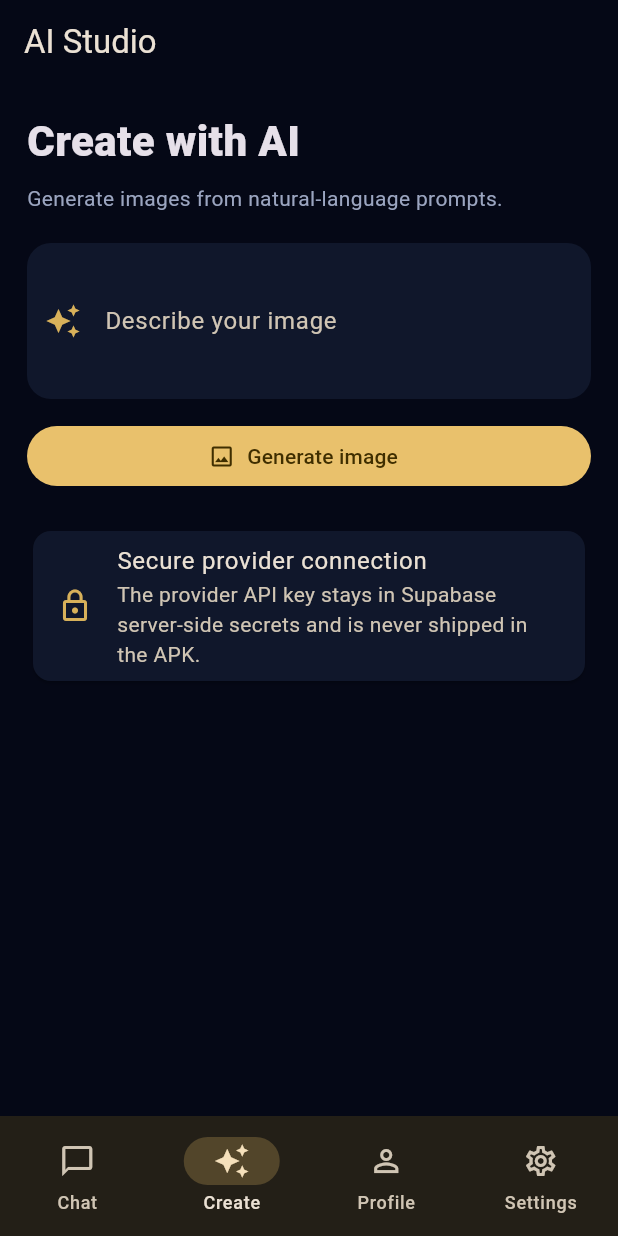
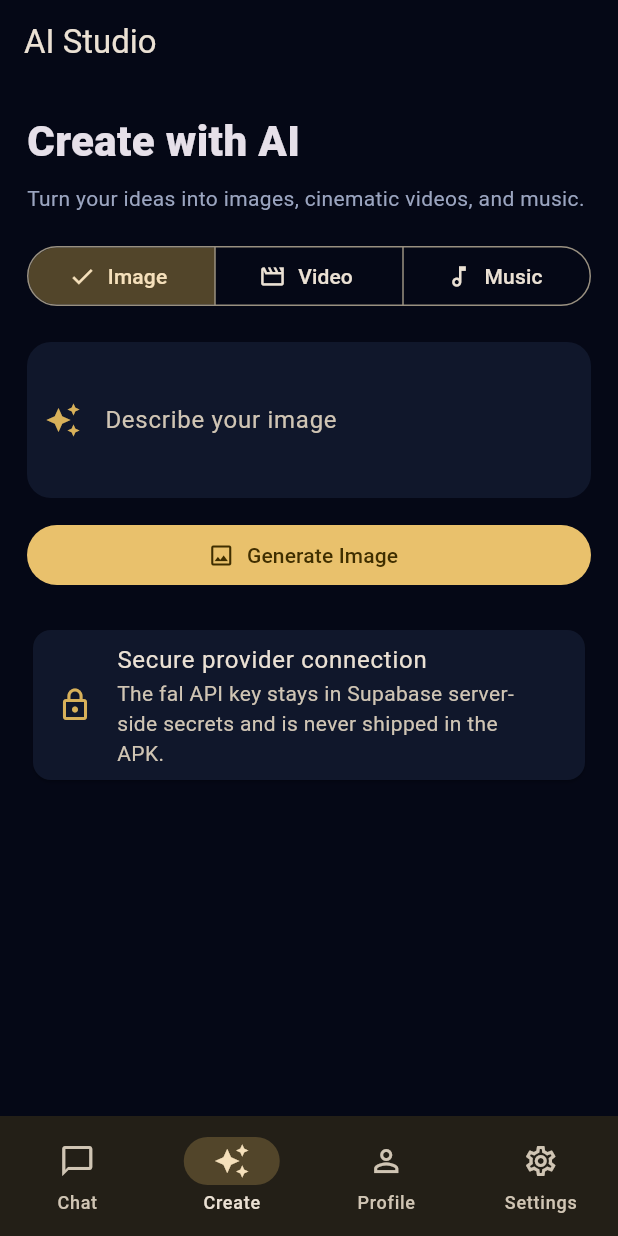
Before and after one commit to emzaro731-byte/Emmanuel-, a Flutter app: the screen it shows once a user with an empty profile is signed in, item 2 of the bottom bar chosen, on a phone screen of 412 x 824 dp. Run offline on Flutter 3.47's test engine with Material 3 defaults, Android fonts, the light colour scheme and no system bars; our stand-ins replace image_picker, shared_preferences, supabase_flutter; accounts and stored records are empty.

Commit message:
Add Destiny AI image video and music studio UI

```diff
--- a/flutter/lib/screens/media_studio_page.dart
+++ b/flutter/lib/screens/media_studio_page.dart
@@ -1,4 +1,5 @@
 import 'package:flutter/material.dart';
+import 'package:url_launcher/url_launcher.dart';
 import '../services/media_service.dart';
 
 const studioGold = Color(0xFFD8B15A);
@@ -13,23 +14,59 @@ class MediaStudioPage extends StatefulWidget {
 
 class _MediaStudioPageState extends State<MediaStudioPage> {
   final prompt = TextEditingController();
+  final lyrics = TextEditingController();
+  int tab = 0;
   bool busy = false;
-  String? imageUrl;
+  bool videoSound = false;
+  bool instrumental = false;
+  String? mediaUrl;
+  String? mediaType;
+  String? status;
+
+  String get title => const ['Image', 'Video', 'Music'][tab];
 
   Future<void> generate() async {
     final value = prompt.text.trim();
     if (value.isEmpty || busy) return;
-    setState(() => busy = true);
+
+    setState(() {
+      busy = true;
+      mediaUrl = null;
+      mediaType = null;
+      status = 'Connecting to Destiny AI...';
+    });
+
     try {
-      final data = await MediaService.generateImage(prompt: value);
-      final url = MediaService.extractImageUrl(data);
+      Map<String, dynamic> data;
+      if (tab == 0) {
+        status = 'Generating your image...';
+        data = await MediaService.generateImage(prompt: value);
+        mediaUrl = MediaService.extractImageUrl(data);
+        mediaType = 'image';
+      } else if (tab == 1) {
+        status = 'Generating your video. This can take a few minutes...';
+        data = await MediaService.generateVideo(prompt: value, sound: videoSound);
+        mediaUrl = MediaService.extractVideoUrl(data);
+        mediaType = 'video';
+      } else {
+        status = 'Composing your music...';
+        data = await MediaService.generateMusic(
+          prompt: value,
+          lyrics: lyrics.text,
+          instrumental: instrumental,
+        );
+        mediaUrl = MediaService.extractAudioUrl(data);
+        mediaType = 'music';
+      }
+
       if (!mounted) return;
-      if (url == null) {
-        throw Exception('The image provider returned no image URL.');
+      if (mediaUrl == null) {
+        throw Exception('The provider returned no $title URL.');
       }
-      setState(() => imageUrl = url);
+      setState(() => status = '$title ready');
     } catch (e) {
       if (mounted) {
+        setState(() => status = null);
         ScaffoldMessenger.of(context).showSnackBar(SnackBar(content: Text('$e')));
       }
     } finally {
@@ -37,43 +74,149 @@ class _MediaStudioPageState extends State<MediaStudioPage> {
     }
   }
 
+  Future<void> openMedia() async {
+    final url = mediaUrl;
+    if (url == null) return;
+    final ok = await launchUrl(Uri.parse(url), mode: LaunchMode.externalApplication);
+    if (!ok && mounted) {
+      ScaffoldMessenger.of(context).showSnackBar(const SnackBar(content: Text('Unable to open the generated media.')));
+    }
+  }
+
+  void changeTab(int value) {
+    if (busy) return;
+    setState(() {
+      tab = value;
+      mediaUrl = null;
+      mediaType = null;
+      status = null;
+      prompt.clear();
+      lyrics.clear();
+    });
+  }
+
   @override
   void dispose() {
     prompt.dispose();
+    lyrics.dispose();
     super.dispose();
   }
 
   @override
-  Widget build(BuildContext context) => Scaffold(
-        appBar: AppBar(title: const Text('AI Studio'), backgroundColor: Colors.transparent),
+  Widget build(BuildContext context) {
+    return Scaffold(
+      appBar: AppBar(
+        title: const Text('AI Studio'),
+        backgroundColor: Colors.transparent,
+      ),
       body: ListView(
         padding: const EdgeInsets.all(18),
         children: [
           const Text('Create with AI', style: TextStyle(fontSize: 28, fontWeight: FontWeight.w900)),
           const SizedBox(height: 8),
-            const Text('Generate images from natural-language prompts.', style: TextStyle(color: Color(0xFF9BA5C0))),
+          const Text(
+            'Turn your ideas into images, cinematic videos, and music.',
+            style: TextStyle(color: Color(0xFF9BA5C0)),
+          ),
+          const SizedBox(height: 18),
+          SegmentedButton<int>(
+            segments: const [
+              ButtonSegment(value: 0, icon: Icon(Icons.image_outlined), label: Text('Image')),
+              ButtonSegment(value: 1, icon: Icon(Icons.movie_outlined), label: Text('Video')),
+              ButtonSegment(value: 2, icon: Icon(Icons.music_note_outlined), label: Text('Music')),
+            ],
+            selected: {tab},
+            onSelectionChanged: (value) => changeTab(value.first),
+          ),
           const SizedBox(height: 20),
           TextField(
             controller: prompt,
             minLines: 3,
-              maxLines: 6,
+            maxLines: 7,
+            decoration: InputDecoration(
+              labelText: tab == 0 ? 'Describe your image' : tab == 1 ? 'Describe your video' : 'Describe your music',
+              hintText: tab == 0
+                  ? 'A cinematic futuristic city at sunset...'
+                  : tab == 1
+                      ? 'A cinematic drone shot over a futuristic Lagos skyline...'
+                      : 'Afrobeat, energetic, uplifting, modern African pop... ',
+              prefixIcon: Icon(tab == 0 ? Icons.auto_awesome : tab == 1 ? Icons.movie_creation_outlined : Icons.music_note, color: studioGold),
+            ),
+          ),
+          if (tab == 1) ...[
+            const SizedBox(height: 12),
+            SwitchListTile(
+              contentPadding: EdgeInsets.zero,
+              title: const Text('Generate native video sound'),
+              subtitle: const Text('Let the video model create matching audio.'),
+              value: videoSound,
+              onChanged: busy ? null : (value) => setState(() => videoSound = value),
+            ),
+          ],
+          if (tab == 2) ...[
+            const SizedBox(height: 12),
+            SwitchListTile(
+              contentPadding: EdgeInsets.zero,
+              title: const Text('Instrumental only'),
+              subtitle: const Text('Generate music without vocals.'),
+              value: instrumental,
+              onChanged: busy ? null : (value) => setState(() => instrumental = value),
+            ),
+            if (!instrumental) ...[
+              const SizedBox(height: 8),
+              TextField(
+                controller: lyrics,
+                minLines: 3,
+                maxLines: 8,
                 decoration: const InputDecoration(
-                labelText: 'Describe your image',
-                hintText: 'A cinematic futuristic city at sunset...',
-                prefixIcon: Icon(Icons.auto_awesome, color: studioGold),
+                  labelText: 'Lyrics (optional)',
+                  hintText: '[Verse]\nWrite your lyrics here...\n[Chorus]\nYour hook goes here...',
                 ),
+              ),
+            ],
+          ],
+          const SizedBox(height: 14),
+          FilledButton.icon(
+            onPressed: busy ? null : generate,
+            icon: busy
+                ? const SizedBox(width: 18, height: 18, child: CircularProgressIndicator(strokeWidth: 2))
+                : Icon(tab == 0 ? Icons.image_outlined : tab == 1 ? Icons.movie_outlined : Icons.music_note_outlined),
+            label: Text(busy ? 'Creating...' : 'Generate $title'),
+          ),
+          if (status != null) ...[
+            const SizedBox(height: 14),
+            Center(child: Text(status!, style: const TextStyle(color: Color(0xFF9BA5C0)))),
+          ],
+          if (mediaUrl != null) ...[
+            const SizedBox(height: 20),
+            Card(
+              color: studioCard,
+              child: Padding(
+                padding: const EdgeInsets.all(16),
+                child: Column(
+                  children: [
+                    Icon(
+                      mediaType == 'image' ? Icons.image : mediaType == 'video' ? Icons.movie : Icons.audiotrack,
+                      size: 48,
+                      color: studioGold,
+                    ),
+                    const SizedBox(height: 10),
+                    Text('$title generated successfully', style: const TextStyle(fontSize: 18, fontWeight: FontWeight.w800)),
+                    const SizedBox(height: 6),
+                    Text(
+                      'Your generated media is ready to preview or open.',
+                      textAlign: TextAlign.center,
+                      style: const TextStyle(color: Color(0xFF9BA5C0)),
                     ),
                     const SizedBox(height: 14),
                     FilledButton.icon(
-              onPressed: busy ? null : generate,
-              icon: busy ? const SizedBox(width: 18, height: 18, child: CircularProgressIndicator(strokeWidth: 2)) : const Icon(Icons.image_outlined),
-              label: Text(busy ? 'Generating...' : 'Generate image'),
+                      onPressed: openMedia,
+                      icon: Icon(mediaType == 'music' ? Icons.play_arrow : Icons.open_in_new),
+                      label: Text(mediaType == 'music' ? 'Play music' : 'Open $title'),
                     ),
-            if (imageUrl != null) ...[
-              const SizedBox(height: 22),
-              ClipRRect(
-                borderRadius: BorderRadius.circular(18),
-                child: Image.network(imageUrl!, fit: BoxFit.cover, errorBuilder: (_, __, ___) => const SizedBox(height: 220, child: Center(child: Text('Unable to display generated image.')))),
+                  ],
+                ),
+              ),
             ),
           ],
           const SizedBox(height: 22),
@@ -82,10 +225,11 @@ class _MediaStudioPageState extends State<MediaStudioPage> {
             child: ListTile(
               leading: Icon(Icons.lock_outline, color: studioGold),
               title: Text('Secure provider connection'),
-                subtitle: Text('The provider API key stays in Supabase server-side secrets and is never shipped in the APK.'),
+              subtitle: Text('The fal API key stays in Supabase server-side secrets and is never shipped in the APK.'),
             ),
           ),
         ],
       ),
     );
   }
+}
```
Lines whose indentation alone changed are shown as unchanged.
